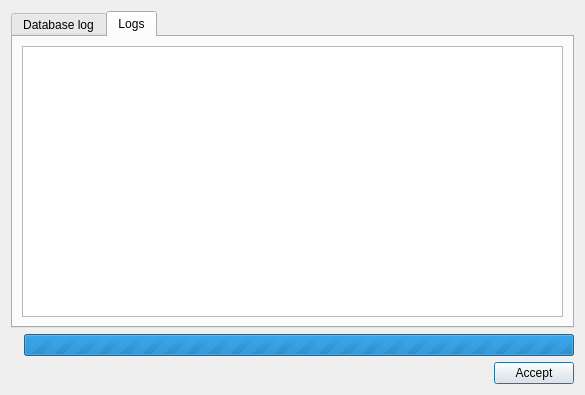
First picture: the form in core/ui/toolbars/cm/check_project_cm.ui, repository Giswater/giswater_qgis_plugin, before the edit.
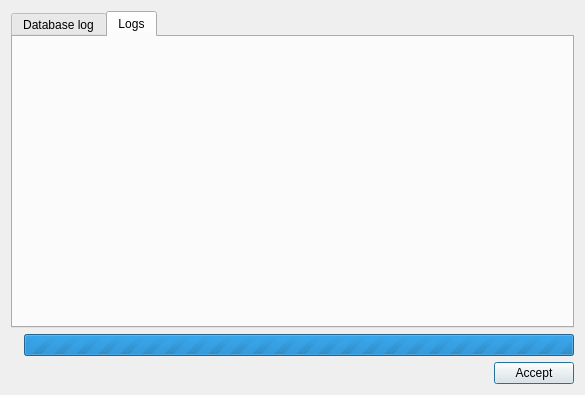
Second picture: the form after the edit. The open tabs and pages were chosen to show the change.

Commit message: refactor(cm): streamline dynamic widget population and update project check task parameters

```diff
--- a/core/ui/toolbars/cm/check_project_cm.ui
+++ b/core/ui/toolbars/cm/check_project_cm.ui
@@ -101,7 +101,7 @@
       </attribute>
       <layout class="QGridLayout" name="gridLayout_4">
        <item row="0" column="0">
-        <widget class="QTextEdit" name="txt_infolog"/>
+        <layout class="QGridLayout" name="lyt_log_1"/>
        </item>
       </layout>
      </widget>
```
The commit also changes 4 other files.
